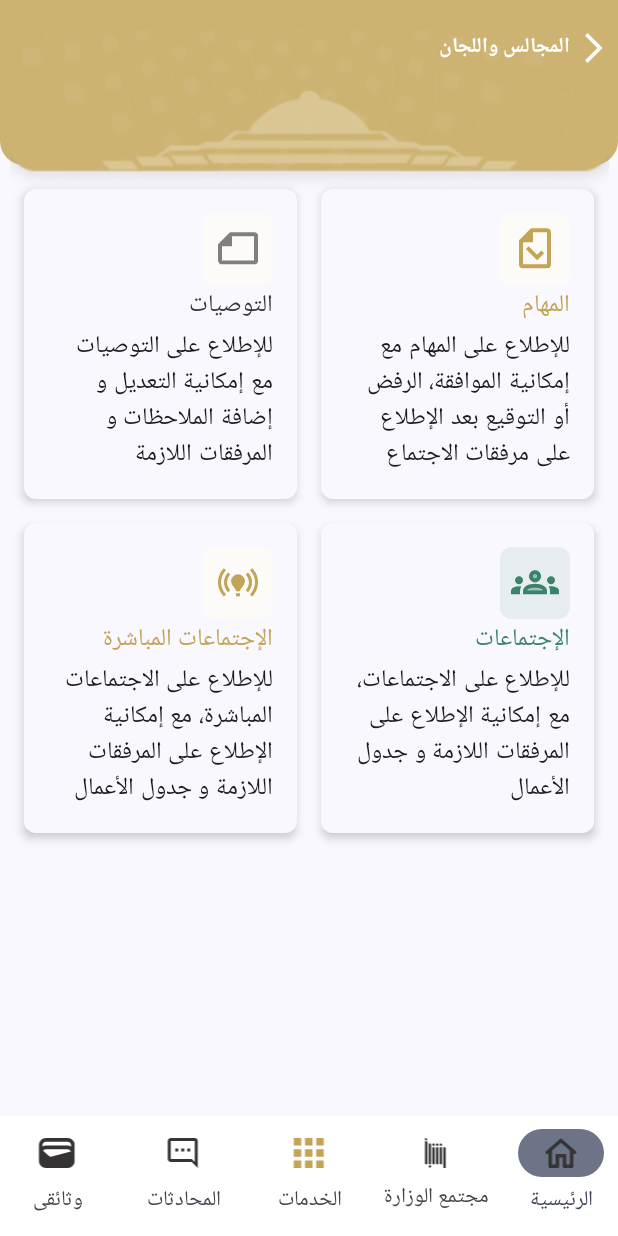
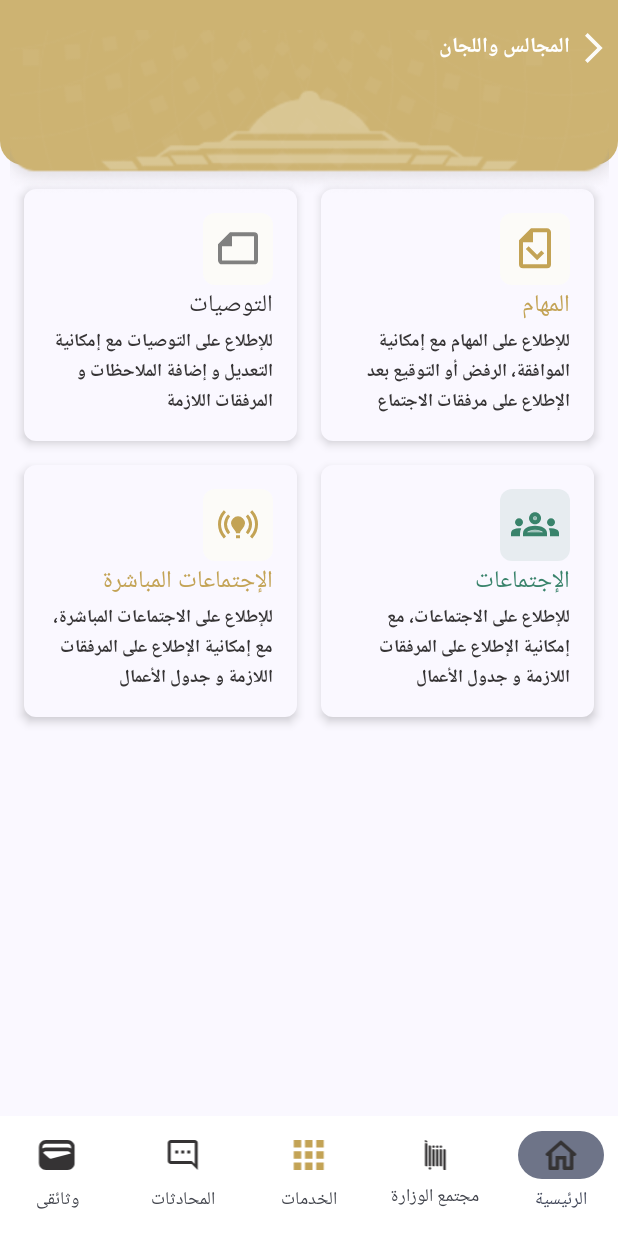
Before and after one commit to RiadhG-Hub/abcher, an Android app built with Jetpack Compose: the screen it shows after launch (MainActivity), on a phone screen of 412 x 824 dp. Run offline under Robolectric (Android 15) with nearby library versions, the phone set to English and light mode, and no system bars; our stand-ins replace Dagger/Hilt's generated code; Roboto replaces fonts that are not available here.

Commit message:
fix home View theming

```diff
--- a/app/src/main/java/com/example/absher/services/view/meetings/HomeScreen.kt
+++ b/app/src/main/java/com/example/absher/services/view/meetings/HomeScreen.kt
@@ -285,7 +285,7 @@ fun CardElement(
             )
             Text(
                 text = subtitle,
-                style = MaterialTheme.typography.bodyLarge
+                style = MaterialTheme.typography.displaySmall.copy(color = Color(0XFF353334))
             )
         }
     }
@@ -299,7 +299,7 @@ fun BottomNavigationBar(selectedNavItem: String, onNavItemSelected: (String) ->
     ) {
         NavigationBarItem(
             icon = { SvgIcon(drawable = R.drawable.other_houses) },
-            label = { Text("الرئيسية", style = MaterialTheme.typography.bodyMedium) },
+            label = { Text("الرئيسية", style = MaterialTheme.typography.bodySmall) },
             selected = selectedNavItem == "home",
             onClick = { onNavItemSelected("home") },
             colors = NavigationBarItemDefaults.colors(
@@ -311,7 +311,7 @@ fun BottomNavigationBar(selectedNavItem: String, onNavItemSelected: (String) ->
         )
         NavigationBarItem(
             icon = { SvgIcon(drawable = R.drawable.absher) },
-            label = { Text("مجتمع الوزارة", style = MaterialTheme.typography.bodyMedium) },
+            label = { Text("مجتمع الوزارة", style = MaterialTheme.typography.bodySmall) },
             selected = selectedNavItem == "chat",
             onClick = { onNavItemSelected("chat") },
             colors = NavigationBarItemDefaults.colors(
@@ -322,7 +322,7 @@ fun BottomNavigationBar(selectedNavItem: String, onNavItemSelected: (String) ->
         )
         NavigationBarItem(
             icon = { SvgIcon(drawable = R.drawable.apps) },
-            label = { Text("الخدمات", style = MaterialTheme.typography.bodyMedium) },
+            label = { Text("الخدمات", style = MaterialTheme.typography.bodySmall) },
             selected = selectedNavItem == "more",
             onClick = { onNavItemSelected("more") },
             colors = NavigationBarItemDefaults.colors(
@@ -333,7 +333,7 @@ fun BottomNavigationBar(selectedNavItem: String, onNavItemSelected: (String) ->
         )
         NavigationBarItem(
             icon = { SvgIcon(drawable = R.drawable.textsms) },
-            label = { Text("المحادثات", style = MaterialTheme.typography.bodyMedium) },
+            label = { Text("المحادثات", style = MaterialTheme.typography.bodySmall) },
             selected = selectedNavItem == "settings",
             onClick = { onNavItemSelected("settings") },
             colors = NavigationBarItemDefaults.colors(
@@ -344,7 +344,7 @@ fun BottomNavigationBar(selectedNavItem: String, onNavItemSelected: (String) ->
         )
         NavigationBarItem(
             icon = { SvgIcon(drawable = R.drawable.wallet) },
-            label = { Text("وثائقى", style = MaterialTheme.typography.bodyMedium) },
+            label = { Text("وثائقى", style = MaterialTheme.typography.bodySmall) },
             selected = selectedNavItem == "profile",
             onClick = { onNavItemSelected("profile") },
             colors = NavigationBarItemDefaults.colors(
--- a/app/src/main/java/com/example/absher/ui/theme/Theme.kt
+++ b/app/src/main/java/com/example/absher/ui/theme/Theme.kt
@@ -14,11 +14,6 @@ import androidx.compose.ui.graphics.Color
 import androidx.compose.ui.graphics.toArgb
 import androidx.compose.ui.platform.LocalContext
 import androidx.compose.ui.platform.LocalView
-import androidx.compose.ui.text.TextStyle
-import androidx.compose.ui.text.font.FontFamily
-import androidx.compose.ui.text.font.FontWeight
-import androidx.compose.ui.text.style.TextAlign
-import androidx.compose.ui.unit.sp
 import androidx.core.view.WindowCompat
 
 private val DarkColorScheme = darkColorScheme(
@@ -64,99 +59,21 @@ private val LightColorScheme = lightColorScheme(
 )
 
 val Typography = androidx.compose.material3.Typography(
-    headlineLarge = TextStyle(
-        fontFamily = FontFamily.Default,
-        fontWeight = FontWeight.Bold,
-        fontSize = 32.sp,
-        lineHeight = 40.sp,
-        letterSpacing = 0.sp
-    ),
-    headlineMedium = TextStyle(
-        fontFamily = FontFamily.Default,
-        fontWeight = FontWeight.SemiBold,
-        fontSize = 28.sp,
-        lineHeight = 36.sp,
-        letterSpacing = 0.sp
-    ),
-    headlineSmall = TextStyle(
-        fontFamily = FontFamily.Default,
-        fontWeight = FontWeight.SemiBold,
-        fontSize = 24.sp,
-        lineHeight = 32.sp,
-        letterSpacing = 0.sp
-    ),
-    titleLarge = TextStyle(
-        fontFamily = FontFamily.Default,
-        fontWeight = FontWeight.SemiBold,
-        fontSize = 22.sp,
-        lineHeight = 28.sp,
-        letterSpacing = 0.sp
-    ),
-    titleMedium = TextStyle(
-        fontFamily = FontFamily.Default,
-        fontWeight = FontWeight.Medium,
-        fontSize = 16.sp,
-        lineHeight = 24.sp,
-        letterSpacing = 0.15.sp
-    ),
-    titleSmall = TextStyle(
-        fontFamily = FontFamily.Default,
-        fontWeight = FontWeight.Medium,
-        fontSize = 14.sp,
-        lineHeight = 20.sp,
-        letterSpacing = 0.1.sp
-    ),
-    bodyLarge = TextStyle(
-        fontFamily = FontFamily.Default,
-        fontWeight = FontWeight.Normal,
-        fontSize = 16.sp,
-        lineHeight = 24.sp,
-        letterSpacing = 0.5.sp
-    ),
-    bodyMedium = TextStyle(
-        fontFamily = FontFamily.Default,
-        fontWeight = FontWeight.Normal,
-        fontSize = 14.sp,
-        lineHeight = 20.sp,
-        letterSpacing = 0.25.sp
-    ),
-    bodySmall = TextStyle(
-        fontFamily = FontFamily.Default,
-        fontWeight = FontWeight.Normal,
-        fontSize = 12.sp,
-        lineHeight = 16.sp,
-        letterSpacing = 0.4.sp
-    ),
-    labelLarge = TextStyle(
-        fontFamily = FontFamily.Default,
-        fontWeight = FontWeight.Medium,
-        fontSize = 14.sp,
-        lineHeight = 20.sp,
-        letterSpacing = 0.1.sp
-    ),
-    labelMedium = TextStyle(
-        fontFamily = FontFamily.Default,
-        fontWeight = FontWeight.Medium,
-        fontSize = 12.sp,
-        lineHeight = 16.sp,
-        letterSpacing = 0.5.sp
-    ),
-    labelSmall = TextStyle(
-        fontFamily = FontFamily.Default,
-        fontWeight = FontWeight.Medium,
-        fontSize = 11.sp,
-        lineHeight = 16.sp,
-        letterSpacing = 0.5.sp
-    ),
-    displayMedium = TextStyle(
-        fontSize = 14.sp,
-        lineHeight = 24.sp,
 
-        fontWeight = FontWeight(700),
-        color = Color(0xFFFFFFFF),
-        textAlign = TextAlign.Right,
-    )
+    /** Small regular text style (11sp), adapted from CustomTextStyles.SmallRegular11 */
+    labelSmall = CustomTextStyles.SmallRegular11,
+    /** Base bold text style (14sp), adapted from CustomTextStyles.BaseBold */
+    displayMedium = CustomTextStyles.BaseBold,
+    /** Small bold text style (12sp), adapted from CustomTextStyles.SmallBold */
+    displaySmall = CustomTextStyles.SmallBold,
+    /** Small regular text style (12sp), adapted from CustomTextStyles.SmallRegular12 */
+    bodySmall = CustomTextStyles.SmallRegular12,
+    /** Extra small bold underlined text (10sp), adapted from CustomTextStyles.XSmallBoldUnderLine */
+    labelMedium = CustomTextStyles.XSmallBoldUnderLine,
+    /** Extra small bold text (10sp), adapted from CustomTextStyles.XSmallBold */
+    labelLarge = CustomTextStyles.XSmallBold
 )
+
 
 @Composable
 fun AbsherTheme(
@@ -170,6 +87,7 @@ fun AbsherTheme(
             val context = LocalContext.current
             if (darkTheme) dynamicDarkColorScheme(context) else dynamicLightColorScheme(context)
         }
+
         darkTheme -> DarkColorScheme
         else -> LightColorScheme
     }
--- a/app/src/main/java/com/example/absher/ui/theme/Typography.kt
+++ b/app/src/main/java/com/example/absher/ui/theme/Typography.kt
@@ -46,7 +46,7 @@ object CustomTextStyles {
         lineHeight = 20.sp,
 
         fontWeight = FontWeight(400),
-        color = Color(0xFF353334),
+
 
         textAlign = TextAlign.Right,
     )
```
